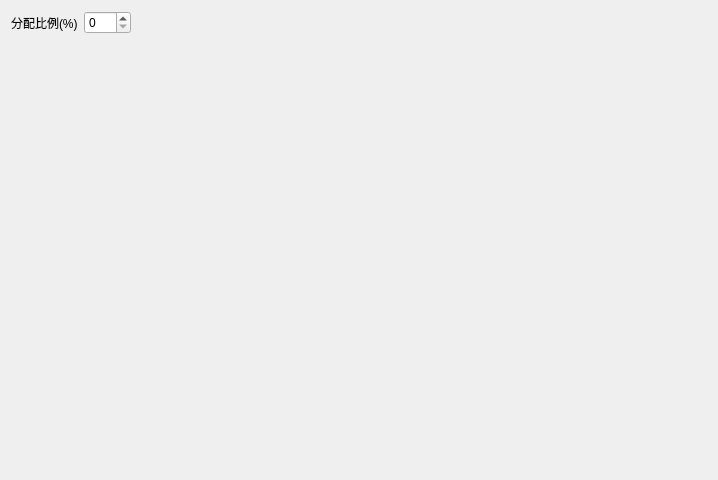
First picture: the form in ui/backtest_option.ui, repository fj11/backtesters, before the edit.
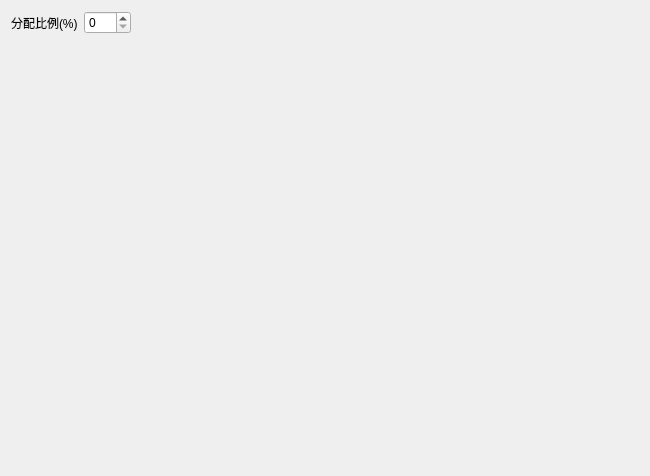
Second picture: the form after the edit. Icons and pictures are not drawn.

What changed in the file:
```diff
--- a/ui/backtest_option.ui
+++ b/ui/backtest_option.ui
@@ -2,14 +2,6 @@
 <ui version="4.0">
  <class>Form</class>
  <widget class="QWidget" name="Form">
-  <property name="geometry">
-   <rect>
-    <x>0</x>
-    <y>0</y>
-    <width>718</width>
-    <height>480</height>
-   </rect>
-  </property>
   <property name="minimumSize">
    <size>
     <width>0</width>
```
